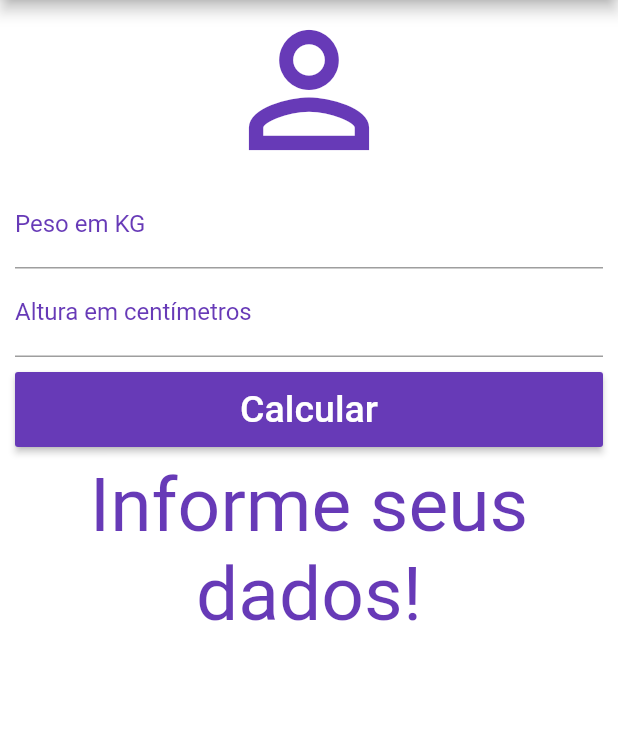
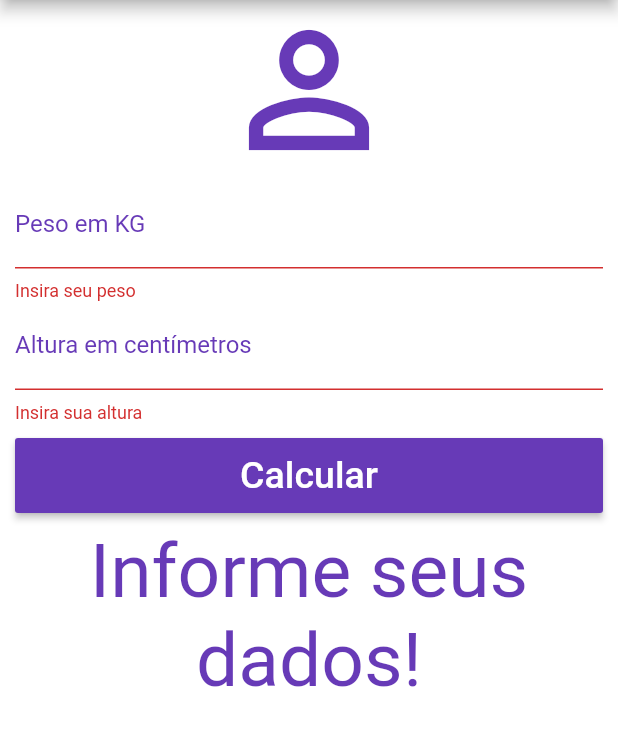
Before and after one commit to faelsfernandes/calculadora_de_imc, a Flutter app: the screen it shows after launch, after a tap on "Calcular", on a phone screen of 412 x 824 dp, the part 84-830 px from its top. Run offline on Flutter 3.47's test engine with Material 2 defaults, Android fonts, the phone set to English and light mode, and no system bars.

```diff
--- a/lib/main.dart
+++ b/lib/main.dart
@@ -21,6 +21,7 @@ class _HomeState extends State<Home> {
 
     setState(() {
       _infoText = "Informe seus dados!";
+      _formKey = GlobalKey<FormState>();
     });
   }
 
@@ -65,33 +66,49 @@ class _HomeState extends State<Home> {
         backgroundColor: Colors.white,
         body: SingleChildScrollView(
           padding: EdgeInsets.fromLTRB(10.0, 0.0, 10.0, 0.0),
+          child: Form(
+              key: _formKey,
               child: Column(
                   crossAxisAlignment: CrossAxisAlignment.stretch,
                   children: <Widget>[
                     Icon(Icons.person_outline,
                         size: 120.0, color: Colors.deepPurple),
-                TextField(
+                    TextFormField(
                       keyboardType: TextInputType.number,
                       decoration: InputDecoration(
                           labelText: "Peso em KG",
                           labelStyle: TextStyle(color: Colors.deepPurple)),
                       textAlign: TextAlign.center,
                       controller: weightController,
+                      validator: (value) {
+                        if(value.isEmpty){
+                          return "Insira seu peso";
+                        }
+                      },
                     ),
-                TextField(
+                    TextFormField(
                       keyboardType: TextInputType.number,
                       decoration: InputDecoration(
                           labelText: "Altura em centímetros",
                           labelStyle: TextStyle(color: Colors.deepPurple)),
                       textAlign: TextAlign.center,
                       controller: heightController,
+                      validator: (value) {
+                        if(value.isEmpty){
+                          return "Insira sua altura";
+                        }
+                      },
                     ),
                     Padding(
                       padding: EdgeInsets.only(top: 10.0, bottom: 10.0),
                       child: Container(
                         height: 50.0,
                         child: RaisedButton(
-                      onPressed: _calculate,
+                          onPressed: (){
+                            if(_formKey.currentState.validate()){
+                              _calculate();
+                            }
+                          },
                           child: Text(
                             "Calcular",
                             style: TextStyle(color: Colors.white, fontSize: 25.0),
@@ -105,7 +122,8 @@ class _HomeState extends State<Home> {
                       textAlign: TextAlign.center,
                       style: TextStyle(color: Colors.deepPurple, fontSize: 50.0),
                     ),
-              ]),
+                  ])
+          ),
         ));
   }
 }
```
Lines whose indentation alone changed are shown as unchanged.
